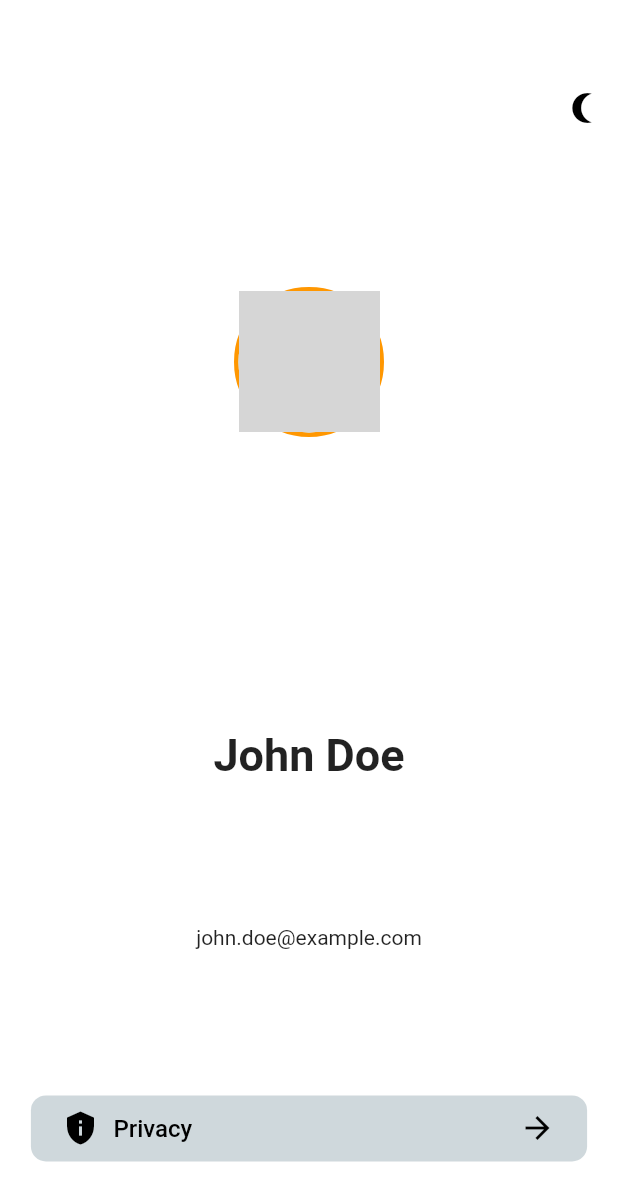
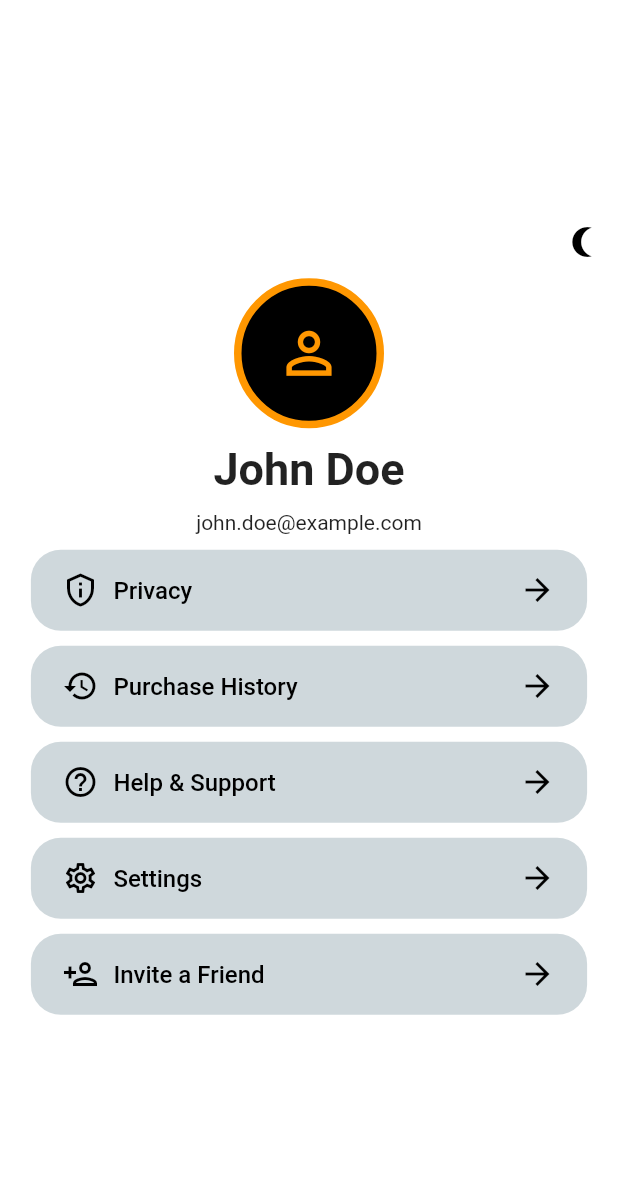
Before and after one commit to MohammadMazin/xgrid_intern, a Flutter app: the screen it shows after launch, on a phone screen of 412 x 824 dp. Shown: the top 1201 px of the screen. Run offline on Flutter 3.47's test engine with Material 2 defaults, Android fonts, the phone set to English and light mode, and no system bars; grey boxes are pictures that could not be loaded.

Commit message:
settings button added

```diff
--- a/lib/pages/profile.dart
+++ b/lib/pages/profile.dart
@@ -5,13 +5,14 @@ import 'package:xgrid_internship/widgets/profilePicture.dart';
 
 class Profile extends StatelessWidget {
   Profile();
+  final double GAP = 10;
 
   @override
   Widget build(BuildContext context) {
     return Scaffold(
       body: Container(
           child: Column(
-        mainAxisAlignment: MainAxisAlignment.spaceAround,
+        mainAxisAlignment: MainAxisAlignment.center,
         children: [
           Row(
             // moon icon on the right
@@ -25,24 +26,45 @@ class Profile extends StatelessWidget {
               ),
             ],
           ),
-          ProfilePicture(),
-          SizedBox(
-            height: 4,
-          ),
-          Text(
+          const ProfilePicture(),
+          SizedBox(height: GAP),
+          const Text(
             'John Doe',
             style: TextStyle(
               fontSize: 30,
               fontWeight: FontWeight.bold,
             ),
           ),
-          Text(
+          SizedBox(height: GAP),
+          const Text(
             'john.doe@example.com',
           ),
-          Button(
-            icon: IconData(0xe4ed, fontFamily: 'MaterialIcons'),
+          SizedBox(height: GAP),
+          const SettingsButton(
+            icon: IconData(0xf2d0, fontFamily: 'MaterialIcons'),
             text: 'Privacy',
-          )
+          ),
+          SizedBox(height: GAP),
+          const SettingsButton(
+            icon: IconData(0xe314, fontFamily: 'MaterialIcons'),
+            text: 'Purchase History',
+          ),
+          SizedBox(height: GAP),
+          const SettingsButton(
+            icon: IconData(0xe30b, fontFamily: 'MaterialIcons'),
+            text: 'Help & Support',
+          ),
+          SizedBox(height: GAP),
+          const SettingsButton(
+            icon: Icons.settings_outlined,
+            text: 'Settings',
+          ),
+          SizedBox(height: GAP),
+          const SettingsButton(
+            icon: Icons.person_add_outlined,
+            text: 'Invite a Friend',
+          ),
+          SizedBox(height: GAP),
         ],
       )),
     );
--- a/lib/utils/ThemeData.dart
+++ b/lib/utils/ThemeData.dart
@@ -1,12 +1,12 @@
 import 'package:flutter/material.dart';
 
-final Color primaryColor = Color.fromARGB(255, 255, 151, 1);
+const Color primaryColor = Color.fromARGB(255, 255, 151, 1);
 final ElevatedButtonThemeData elevatedButtonTheme = ElevatedButtonThemeData(
   style: ElevatedButton.styleFrom(
     elevation: 0,
     backgroundColor: Color.fromARGB(255, 207, 216, 220),
     shape: RoundedRectangleBorder(
-      borderRadius: BorderRadius.circular(10),
+      borderRadius: BorderRadius.circular(20),
     ),
   ),
 );
--- a/lib/widgets/button.dart
+++ b/lib/widgets/button.dart
@@ -1,12 +1,10 @@
 import 'package:flutter/material.dart';
-import 'package:flutter/src/widgets/framework.dart';
-import 'package:flutter/src/widgets/placeholder.dart';
 
-class Button extends StatelessWidget {
+class SettingsButton extends StatelessWidget {
   // constructor that takes icon and text
   final IconData icon;
   final String text;
-  const Button({
+  const SettingsButton({
     super.key,
     required this.icon,
     required this.text,
@@ -16,12 +14,10 @@ class Button extends StatelessWidget {
   Widget build(BuildContext context) {
     return Container(
       width: MediaQuery.of(context).size.width * 0.9,
-      child:
-          // button with border radius and gray background
-          ElevatedButton(
+      child: ElevatedButton(
         onPressed: () {},
         child: Padding(
-          padding: const EdgeInsets.symmetric(horizontal: 5, vertical: 10),
+          padding: const EdgeInsets.symmetric(horizontal: 5, vertical: 15),
           child: Row(children: [
             Icon(icon, color: Colors.black),
             SizedBox(
--- a/lib/widgets/profilePicture.dart
+++ b/lib/widgets/profilePicture.dart
@@ -1,4 +1,5 @@
 import 'package:flutter/material.dart';
+import 'package:xgrid_internship/utils/ThemeData.dart';
 
 class ProfilePicture extends StatelessWidget {
   const ProfilePicture({super.key});
@@ -10,18 +11,18 @@ class ProfilePicture extends StatelessWidget {
         width: 100,
         height: 100,
         decoration: BoxDecoration(
+          color: Colors.black,
           shape: BoxShape.circle,
           border: Border.all(
             // primary color of theme
             color: Theme.of(context).primaryColor,
-          width: 3.0,
+            width: 5.0,
           ),
         ),
-      child: CircleAvatar(
-        radius: 50,
-        backgroundImage: NetworkImage(
-            'https://images.unsplash.com/photo-1575936123452-b67c3203c357?ixlib=rb-4.0.3&ixid=MnwxMjA3fDB8MHxzZWFyY2h8Mnx8aW1hZ2V8ZW58MHx8MHx8&w=1000&q=80'),
-      ),
-    );
+        child: const Icon(
+          Icons.person_outline,
+          color: primaryColor,
+          size: 45,
+        ));
   }
 }
```
Lines whose indentation alone changed are shown as unchanged.
